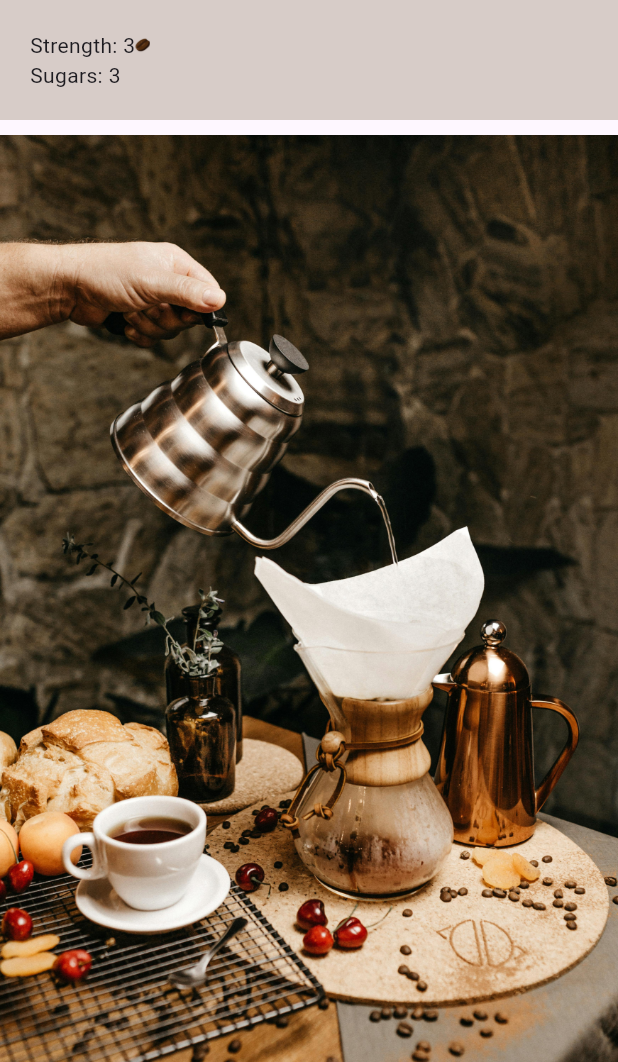
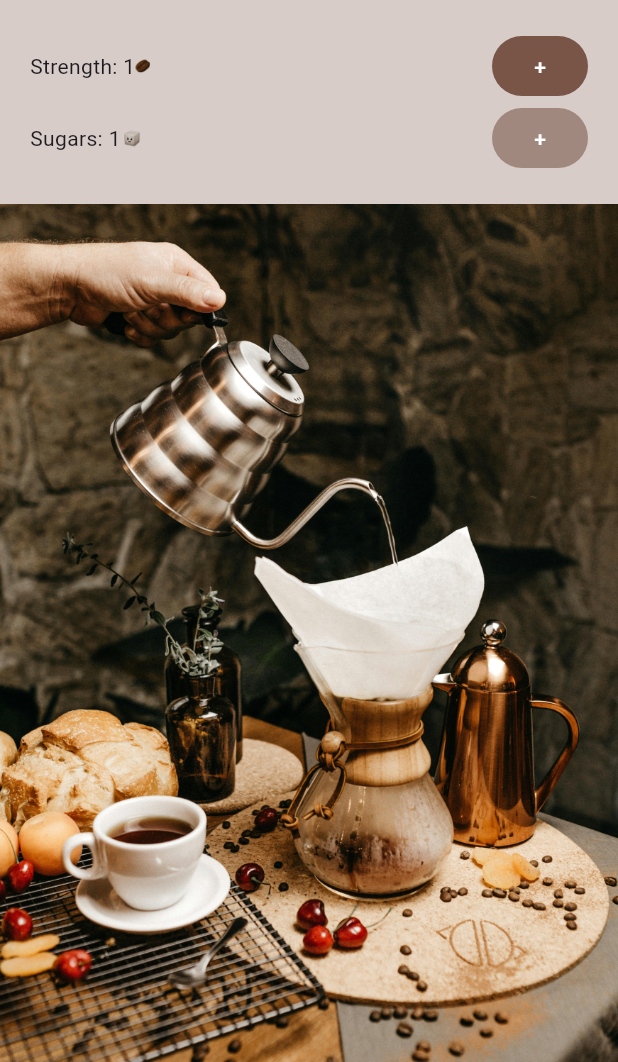
Before and after one commit to aLearningLad/coffee_app, a Flutter app: the screen it shows after launch, on a phone screen of 412 x 824 dp, the part 174-1236 px from its top. Run offline on Flutter 3.47's test engine with Material 3 defaults, Android fonts, the phone set to English and light mode, and no system bars.

Commit message:
nearing end of app

```diff
--- a/lib/mywidgets/coffee_prefs.dart
+++ b/lib/mywidgets/coffee_prefs.dart
@@ -1,15 +1,35 @@
 import 'package:flutter/material.dart';
 
-class CoffeePrefs extends StatelessWidget {
+class CoffeePrefs extends StatefulWidget {
   const CoffeePrefs({super.key});
 
   @override
+  State<CoffeePrefs> createState() => _CoffeePrefsState();
+}
+
+class _CoffeePrefsState extends State<CoffeePrefs> {
+  int strength = 1;
+  int sugars = 1;
+
+  @override
   Widget build(BuildContext context) {
+    void handleIncreaseStrength() {
+      setState(() {
+        strength = strength < 5 ? strength + 1 : 0;
+      });
+    }
+
+    void handleSugarIncrease() {
+      setState(() {
+        sugars = sugars < 5 ? sugars + 1 : 1;
+      });
+    }
+
     return Column(children: [
       Row(
         children: [
           Text("Strength: "),
-          Text("3"),
+          Text('$strength'),
           Image.asset(
             'assets/bean.png',
             width: 10,
@@ -17,15 +37,36 @@ class CoffeePrefs extends StatelessWidget {
             color: Colors.brown[100],
             colorBlendMode: BlendMode.multiply,
           ),
-          SizedBox(width: 50),
+          Expanded(child: SizedBox(width: 50)),
+          FilledButton(
+            onPressed: handleIncreaseStrength,
+            style: FilledButton.styleFrom(
+                backgroundColor: Colors.brown, foregroundColor: Colors.white),
+            child: Text("+"),
+          )
         ],
       ),
       Row(children: [
         Text("Sugars: "),
-        Text("3"),
-        SizedBox(
-            width:
-                50), // sizedbox is like an empty div to create space between elements
+        Text("$sugars"),
+        for (int i = 0; i < sugars; i++)
+          Image.asset(
+            'assets/sugar.png',
+            width: 15,
+            height: 15,
+            color: Colors.brown[100],
+            colorBlendMode: BlendMode.multiply,
+          ),
+        Expanded(
+          child: SizedBox(width: 50),
+        ), // sizedbox is like an empty div to create space between elements
+        TextButton(
+          onPressed: handleSugarIncrease,
+          style: TextButton.styleFrom(
+              backgroundColor: Colors.brown[300],
+              foregroundColor: Colors.white),
+          child: Text("+"),
+        )
       ]),
     ]);
   }
```
